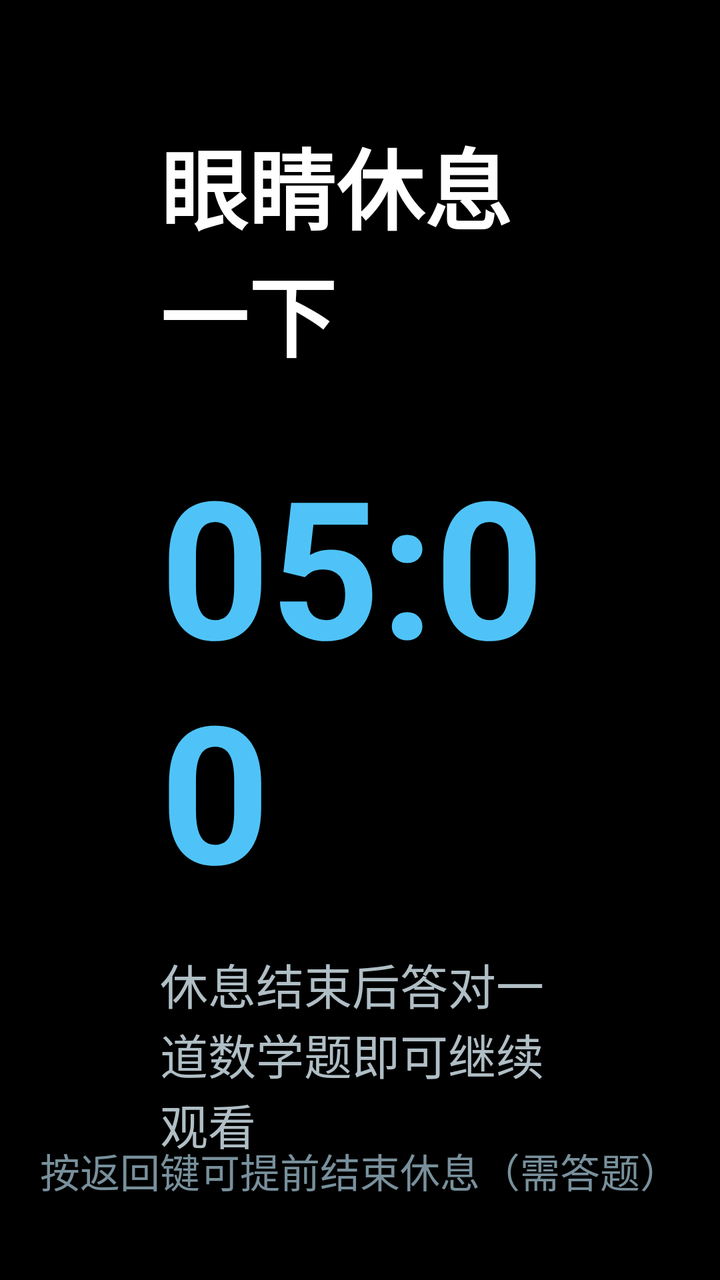
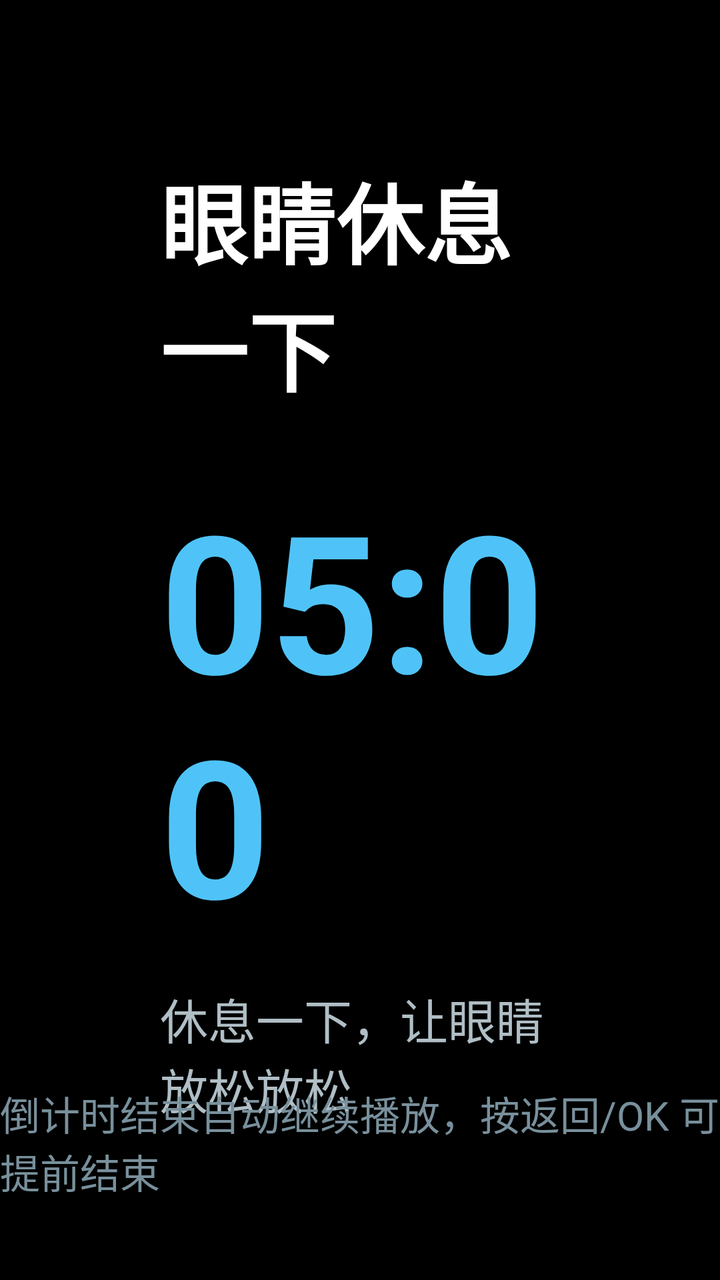

The first picture is an Android layout as it rendered before a commit; the second is the same layout after the commit. The layout source and the unified diff follow.
<!-- AndroidManifest.xml: activity theme BreakTheme -->
<!-- res/layout/activity_break.xml -->
<?xml version="1.0" encoding="utf-8"?>
<RelativeLayout xmlns:android="http://schemas.android.com/apk/res/android"
    android:layout_width="match_parent"
    android:layout_height="match_parent"
    android:background="#FF000000"
    android:keepScreenOn="true">

    <LinearLayout
        android:layout_width="match_parent"
        android:layout_height="match_parent"
        android:orientation="vertical"
        android:gravity="center"
        android:paddingLeft="80dp"
        android:paddingRight="80dp">

        <TextView
            android:id="@+id/tvBreakTitle"
            android:layout_width="wrap_content"
            android:layout_height="wrap_content"
            android:text="眼睛休息一下"
            android:textColor="#FFFFFFFF"
            android:textSize="44sp"
            android:textStyle="bold" />

        <TextView
            android:id="@+id/tvCountdown"
            android:layout_width="wrap_content"
            android:layout_height="wrap_content"
            android:layout_marginTop="30dp"
            android:text="05:00"
            android:textColor="#FF4FC3F7"
            android:textSize="96sp"
            android:textStyle="bold" />

        <TextView
            android:id="@+id/tvBreakHint"
            android:layout_width="wrap_content"
            android:layout_height="wrap_content"
            android:layout_marginTop="16dp"
            android:text="休息结束后答对一道数学题即可继续观看"
            android:textColor="#FFB0BEC5"
            android:textSize="24sp" />

        
        <LinearLayout
            android:id="@+id/llQuiz"
            android:layout_width="match_parent"
            android:layout_height="wrap_content"
            android:layout_marginTop="40dp"
            android:orientation="vertical"
            android:visibility="gone">

            <TextView
                android:id="@+id/tvQuizQuestion"
                android:layout_width="wrap_content"
                android:layout_height="wrap_content"
                android:layout_gravity="center_horizontal"
                android:text="23 + 45 = ?"
                android:textColor="#FFFFFFFF"
                android:textSize="52sp"
                android:textStyle="bold" />

            <TextView
                android:id="@+id/tvQuizInput"
                android:layout_width="260dp"
                android:layout_height="80dp"
                android:layout_gravity="center_horizontal"
                android:layout_marginTop="24dp"
                android:background="@drawable/shape_quiz_option"
                android:gravity="center"
                android:text=""
                android:textColor="#FFFFFFFF"
                android:textSize="40sp"
                android:textStyle="bold" />

            <TextView
                android:id="@+id/tvQuizTip"
                android:layout_width="wrap_content"
                android:layout_height="wrap_content"
                android:layout_gravity="center_horizontal"
                android:layout_marginTop="14dp"
                android:text="请用遥控器数字键输入答案，按 OK 确认；按返回删除一位"
                android:textColor="#FFFFB74D"
                android:textSize="22sp" />

            <TextView
                android:id="@+id/tvQuizResult"
                android:layout_width="wrap_content"
                android:layout_height="wrap_content"
                android:layout_gravity="center_horizontal"
                android:layout_marginTop="16dp"
                android:text=""
                android:textColor="#FFFF5252"
                android:textSize="24sp" />
        </LinearLayout>
    </LinearLayout>

    <TextView
        android:id="@+id/tvSkipHint"
        android:layout_width="wrap_content"
        android:layout_height="wrap_content"
        android:layout_alignParentBottom="true"
        android:layout_centerHorizontal="true"
        android:layout_marginBottom="40dp"
        android:text="按返回键可提前结束休息（需答题）"
        android:textColor="#FF78909C"
        android:textSize="20sp" />
</RelativeLayout>
<!-- resources referenced by this layout -->
<resources>
  <!-- drawable shape_quiz_option (drawable) -->
  <?xml version="1.0" encoding="utf-8"?>
  <selector xmlns:android="http://schemas.android.com/apk/res/android">
      <item android:state_focused="true">
          <shape android:shape="rectangle">
              <corners android:radius="12dp" />
              <solid android:color="#FF4FC3F7" />
          </shape>
      </item>
      <item>
          <shape android:shape="rectangle">
              <corners android:radius="12dp" />
              <solid android:color="#FF37474F" />
              <stroke android:width="2dp" android:color="#FF90A4AE" />
          </shape>
      </item>
  </selector>
  <style name="BreakTheme" parent="@android:style/Theme.Black.NoTitleBar.Fullscreen">
          <item name="android:windowBackground">@android:color/black</item>
          <item name="android:windowFullscreen">true</item>
          <item name="android:colorBackground">@android:color/black</item>
      </style>
</resources>

<!-- the commit's change to res/layout/activity_break.xml (unified diff, before → after) -->
@@ -37,7 +37,7 @@
             android:layout_width="wrap_content"
             android:layout_height="wrap_content"
             android:layout_marginTop="16dp"
-            android:text="休息结束后答对一道数学题即可继续观看"
+            android:text="休息一下，让眼睛放松放松"
             android:textColor="#FFB0BEC5"
             android:textSize="24sp" />
 
@@ -48,50 +48,45 @@
             android:layout_height="wrap_content"
             android:layout_marginTop="40dp"
             android:orientation="vertical"
+            android:gravity="center"
             android:visibility="gone">
+
+            <TextView
+                android:id="@+id/tvQuizTitle"
+                android:layout_width="wrap_content"
+                android:layout_height="wrap_content"
+                android:text="回答数学题才能提前继续播放"
+                android:textColor="#FFFFB74D"
+                android:textSize="26sp"
+                android:textStyle="bold" />
 
             <TextView
                 android:id="@+id/tvQuizQuestion"
                 android:layout_width="wrap_content"
                 android:layout_height="wrap_content"
-                android:layout_gravity="center_horizontal"
-                android:text="23 + 45 = ?"
+                android:layout_marginTop="20dp"
+                android:text="0 + 0 = ?"
                 android:textColor="#FFFFFFFF"
                 android:textSize="52sp"
                 android:textStyle="bold" />
 
             <TextView
                 android:id="@+id/tvQuizInput"
-                android:layout_width="260dp"
-                android:layout_height="80dp"
-                android:layout_gravity="center_horizontal"
-                android:layout_marginTop="24dp"
-                android:background="@drawable/shape_quiz_option"
-                android:gravity="center"
-                android:text=""
-                android:textColor="#FFFFFFFF"
-                android:textSize="40sp"
-                android:textStyle="bold" />
+                android:layout_width="wrap_content"
+                android:layout_height="wrap_content"
+                android:layout_marginTop="12dp"
+                android:text="______"
+                android:textColor="#FF4FC3F7"
+                android:textSize="40sp" />
 
             <TextView
-                android:id="@+id/tvQuizTip"
+                android:id="@+id/tvQuizHint"
                 android:layout_width="wrap_content"
                 android:layout_height="wrap_content"
-                android:layout_gravity="center_horizontal"
-                android:layout_marginTop="14dp"
-                android:text="请用遥控器数字键输入答案，按 OK 确认；按返回删除一位"
-                android:textColor="#FFFFB74D"
-                android:textSize="22sp" />
-
-            <TextView
-                android:id="@+id/tvQuizResult"
-                android:layout_width="wrap_content"
-                android:layout_height="wrap_content"
-                android:layout_gravity="center_horizontal"
-                android:layout_marginTop="16dp"
-                android:text=""
-                android:textColor="#FFFF5252"
-                android:textSize="24sp" />
+                android:layout_marginTop="12dp"
+                android:text="用遥控器数字键输入答案，OK 确认"
+                android:textColor="#FF78909C"
+                android:textSize="20sp" />
         </LinearLayout>
     </LinearLayout>
 
@@ -102,7 +97,7 @@
         android:layout_alignParentBottom="true"
         android:layout_centerHorizontal="true"
         android:layout_marginBottom="40dp"
-        android:text="按返回键可提前结束休息（需答题）"
+        android:text="倒计时结束自动继续播放，按返回/OK 可提前结束"
         android:textColor="#FF78909C"
         android:textSize="20sp" />
 </RelativeLayout>
<!-- resource entries referenced after the edit -->
@@ -1,22 +1,5 @@
 <!-- resources referenced by this layout -->
 <resources>
-  <!-- drawable shape_quiz_option (drawable) -->
-  <?xml version="1.0" encoding="utf-8"?>
-  <selector xmlns:android="http://schemas.android.com/apk/res/android">
-      <item android:state_focused="true">
-          <shape android:shape="rectangle">
-              <corners android:radius="12dp" />
-              <solid android:color="#FF4FC3F7" />
-          </shape>
-      </item>
-      <item>
-          <shape android:shape="rectangle">
-              <corners android:radius="12dp" />
-              <solid android:color="#FF37474F" />
-              <stroke android:width="2dp" android:color="#FF90A4AE" />
-          </shape>
-      </item>
-  </selector>
   <style name="BreakTheme" parent="@android:style/Theme.Black.NoTitleBar.Fullscreen">
           <item name="android:windowBackground">@android:color/black</item>
           <item name="android:windowFullscreen">true</item>
